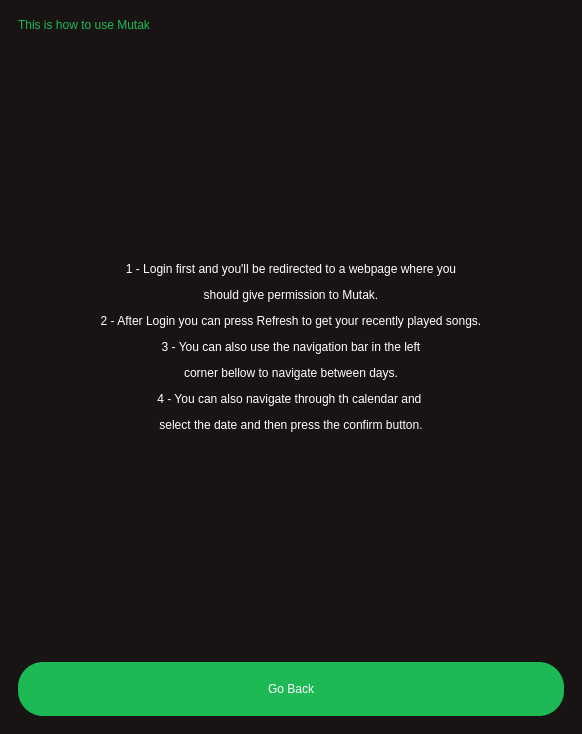
Before: the Qt Designer form mutak/mainwindow.ui in ahmed-debbech/mutak, drawn with Qt 5.
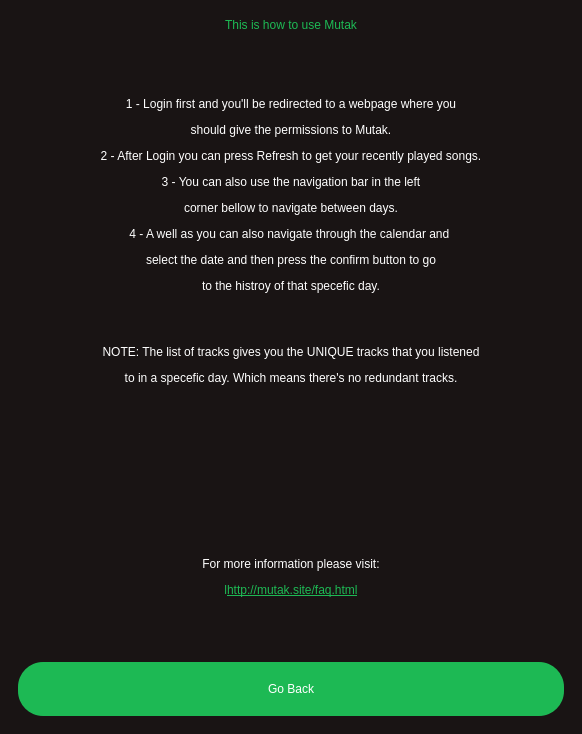
After: the same form once the commit is applied. The open tabs and pages were chosen to show the change.

Commit message: enhance help section

Diff of the .ui file:
```diff
--- a/mutak/mainwindow.ui
+++ b/mutak/mainwindow.ui
@@ -1003,7 +1003,7 @@
 </string>
           </property>
           <property name="text">
-           <string>This is how to use Mutak</string>
+           <string>&lt;html&gt;&lt;head/&gt;&lt;body&gt;&lt;p align=&quot;center&quot;&gt;This is how to use Mutak&lt;/p&gt;&lt;/body&gt;&lt;/html&gt;</string>
           </property>
          </widget>
         </item>
@@ -1028,7 +1028,7 @@
 </string>
           </property>
           <property name="text">
-           <string>&lt;html&gt;&lt;head/&gt;&lt;body&gt;&lt;p align=&quot;center&quot;&gt;1 - Login first and you'll be redirected to a webpage where you&lt;/p&gt;&lt;p align=&quot;center&quot;&gt;should give permission to Mutak.&lt;/p&gt;&lt;p align=&quot;center&quot;&gt;2 - After Login you can press Refresh to get your recently played songs.&lt;/p&gt;&lt;p align=&quot;center&quot;&gt;3 - You can also use the navigation bar in the left&lt;/p&gt;&lt;p align=&quot;center&quot;&gt;corner bellow to navigate between days.&lt;/p&gt;&lt;p align=&quot;center&quot;&gt;4 - You can also navigate through th calendar and &lt;/p&gt;&lt;p align=&quot;center&quot;&gt;select the date and then press the confirm button.&lt;/p&gt;&lt;/body&gt;&lt;/html&gt;</string>
+           <string>&lt;html&gt;&lt;head/&gt;&lt;body&gt;&lt;p align=&quot;center&quot;&gt;1 - Login first and you'll be redirected to a webpage where you&lt;/p&gt;&lt;p align=&quot;center&quot;&gt;should give the permissions to Mutak.&lt;/p&gt;&lt;p align=&quot;center&quot;&gt;2 - After Login you can press Refresh to get your recently played songs.&lt;/p&gt;&lt;p align=&quot;center&quot;&gt;3 - You can also use the navigation bar in the left&lt;/p&gt;&lt;p align=&quot;center&quot;&gt;corner bellow to navigate between days.&lt;/p&gt;&lt;p align=&quot;center&quot;&gt;4 - A well as you can also navigate through the calendar and &lt;/p&gt;&lt;p align=&quot;center&quot;&gt;select the date and then press the confirm button to go&lt;/p&gt;&lt;p align=&quot;center&quot;&gt;to the histroy of that specefic day.&lt;/p&gt;&lt;p align=&quot;center&quot;&gt;&lt;br/&gt;&lt;/p&gt;&lt;p align=&quot;center&quot;&gt;NOTE: The list of tracks gives you the UNIQUE tracks that you listened&lt;/p&gt;&lt;p align=&quot;center&quot;&gt;to in a specefic day. Which means there's no redundant tracks.&lt;/p&gt;&lt;p align=&quot;center&quot;&gt;&lt;br/&gt;&lt;/p&gt;&lt;p align=&quot;center&quot;&gt;&lt;br/&gt;&lt;/p&gt;&lt;p align=&quot;center&quot;&gt;&lt;br/&gt;&lt;/p&gt;&lt;p align=&quot;center&quot;&gt;&lt;br/&gt;&lt;/p&gt;&lt;p align=&quot;center&quot;&gt;For more information please visit:&lt;/p&gt;&lt;p align=&quot;center&quot;&gt;&lt;span style=&quot; color:#1db954;&quot;&gt;l&lt;/span&gt;&lt;a href=&quot;http://mutak.site/faq.html&quot;&gt;&lt;span style=&quot; text-decoration: underline; color:#1db954;&quot;&gt;http://mutak.site/faq.html&lt;/span&gt;&lt;/a&gt;&lt;/p&gt;&lt;/body&gt;&lt;/html&gt;</string>
           </property>
          </widget>
         </item>
```
The commit also changes 2 other files.
